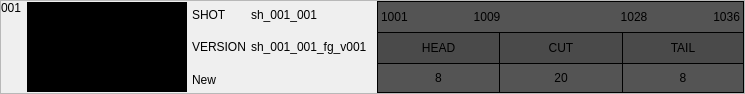
Above: resources/cut_diff_card.ui from shotgunsoftware/tk-multi-importcut before the change. Below: the same form after it.
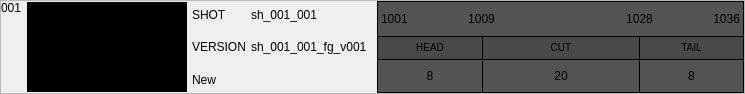
That is the form after the change. Icons and pictures are not drawn.

Commit message:
Redesigned cut diff cards
Closer to Epic design
Cut in and cut out values really centered around media boundaries
head / cut / taill row smaller in height

Diff of the .ui file:
```diff
--- a/resources/cut_diff_card.ui
+++ b/resources/cut_diff_card.ui
@@ -150,7 +150,7 @@
     </layout>
    </item>
    <item>
-    <layout class="QVBoxLayout" name="right_layout" stretch="1,2">
+    <layout class="QVBoxLayout" name="right_layout" stretch="2">
      <property name="spacing">
       <number>0</number>
      </property>
@@ -158,11 +158,113 @@
       <number>0</number>
      </property>
      <item>
-      <layout class="QHBoxLayout" name="horizontalLayout_3">
+      <layout class="QGridLayout" name="gridLayout" rowstretch="3,2,3">
        <property name="spacing">
         <number>0</number>
        </property>
-       <item>
+       <item row="1" column="5" colspan="2">
+        <widget class="QLabel" name="tail_title_label">
+         <property name="styleSheet">
+          <string notr="true">background-color : rgb(74, 74, 74);
+border-top: 1px solid black;
+border-left: 1px solid black;
+border-right: 1px solid black;</string>
+         </property>
+         <property name="frameShape">
+          <enum>QFrame::NoFrame</enum>
+         </property>
+         <property name="text">
+          <string>&lt;small&gt;TAIL&lt;/small&gt;</string>
+         </property>
+         <property name="alignment">
+          <set>Qt::AlignCenter</set>
+         </property>
+        </widget>
+       </item>
+       <item row="1" column="0" colspan="2">
+        <widget class="QLabel" name="head_title_label">
+         <property name="styleSheet">
+          <string notr="true">background-color : rgb(74, 74, 74);
+border-top: 1px solid black;
+border-left: 1px solid black;
+</string>
+         </property>
+         <property name="frameShape">
+          <enum>QFrame::NoFrame</enum>
+         </property>
+         <property name="text">
+          <string>&lt;small&gt;HEAD&lt;/small&gt;</string>
+         </property>
+         <property name="alignment">
+          <set>Qt::AlignCenter</set>
+         </property>
+         <property name="margin">
+          <number>1</number>
+         </property>
+        </widget>
+       </item>
+       <item row="0" column="3">
+        <widget class="QLabel" name="label_4">
+         <property name="styleSheet">
+          <string notr="true">background-color : rgb(84, 84, 84);
+border-top: 1px solid black;
+</string>
+         </property>
+         <property name="text">
+          <string/>
+         </property>
+        </widget>
+       </item>
+       <item row="0" column="4" colspan="2">
+        <widget class="QLabel" name="cut_out_label">
+         <property name="styleSheet">
+          <string notr="true">background-color : rgb(84, 84, 84);
+border-top: 1px solid black;
+</string>
+         </property>
+         <property name="text">
+          <string>1028</string>
+         </property>
+         <property name="alignment">
+          <set>Qt::AlignCenter</set>
+         </property>
+        </widget>
+       </item>
+       <item row="1" column="2" colspan="3">
+        <widget class="QLabel" name="cut_title_label">
+         <property name="styleSheet">
+          <string notr="true">background-color : rgb(74, 74, 74);
+border-top: 1px solid black;
+border-left: 1px solid black;
+</string>
+         </property>
+         <property name="frameShape">
+          <enum>QFrame::NoFrame</enum>
+         </property>
+         <property name="text">
+          <string>&lt;small&gt;CUT&lt;/small&gt;</string>
+         </property>
+         <property name="alignment">
+          <set>Qt::AlignCenter</set>
+         </property>
+        </widget>
+       </item>
+       <item row="0" column="1" colspan="2">
+        <widget class="QLabel" name="cut_in_label">
+         <property name="styleSheet">
+          <string notr="true">background-color : rgb(84, 84, 84);
+border-top: 1px solid black;
+</string>
+         </property>
+         <property name="text">
+          <string>1009</string>
+         </property>
+         <property name="alignment">
+          <set>Qt::AlignCenter</set>
+         </property>
+        </widget>
+       </item>
+       <item row="0" column="0">
         <widget class="QLabel" name="shot_head_in_label">
          <property name="styleSheet">
           <string notr="true">background-color : rgb(84, 84, 84);
@@ -177,58 +279,7 @@
          </property>
         </widget>
        </item>
-       <item>
-        <widget class="QLabel" name="cut_in_label">
-         <property name="styleSheet">
-          <string notr="true">background-color : rgb(84, 84, 84);
-border-top: 1px solid black;
-</string>
-         </property>
-         <property name="text">
-          <string>1009</string>
-         </property>
-         <property name="alignment">
-          <set>Qt::AlignCenter</set>
-         </property>
-        </widget>
-       </item>
-       <item>
-        <widget class="QLabel" name="label_5">
-         <property name="styleSheet">
-          <string notr="true">background-color : rgb(84, 84, 84);
-border-top: 1px solid black;
-</string>
-         </property>
-         <property name="lineWidth">
-          <number>0</number>
-         </property>
-         <property name="text">
-          <string/>
-         </property>
-         <property name="alignment">
-          <set>Qt::AlignCenter</set>
-         </property>
-         <property name="indent">
-          <number>0</number>
-         </property>
-        </widget>
-       </item>
-       <item>
-        <widget class="QLabel" name="cut_out_label">
-         <property name="styleSheet">
-          <string notr="true">background-color : rgb(84, 84, 84);
-border-top: 1px solid black;
-</string>
-         </property>
-         <property name="text">
-          <string>1028</string>
-         </property>
-         <property name="alignment">
-          <set>Qt::AlignCenter</set>
-         </property>
-        </widget>
-       </item>
-       <item>
+       <item row="0" column="6">
         <widget class="QLabel" name="shot_tail_out_label">
          <property name="styleSheet">
           <string notr="true">background-color : rgb(84, 84, 84);
@@ -243,74 +294,7 @@
          </property>
         </widget>
        </item>
-      </layout>
-     </item>
-     <item>
-      <layout class="QGridLayout" name="gridLayout">
-       <property name="spacing">
-        <number>0</number>
-       </property>
-       <item row="0" column="1">
-        <widget class="QLabel" name="cut_title_label">
-         <property name="styleSheet">
-          <string notr="true">background-color : rgb(74, 74, 74);
-border-top: 1px solid black;
-border-left: 1px solid black;
-</string>
-         </property>
-         <property name="frameShape">
-          <enum>QFrame::NoFrame</enum>
-         </property>
-         <property name="text">
-          <string>CUT</string>
-         </property>
-         <property name="alignment">
-          <set>Qt::AlignCenter</set>
-         </property>
-        </widget>
-       </item>
-       <item row="0" column="0">
-        <widget class="QLabel" name="head_title_label">
-         <property name="styleSheet">
-          <string notr="true">background-color : rgb(74, 74, 74);
-border-top: 1px solid black;
-border-left: 1px solid black;
-</string>
-         </property>
-         <property name="frameShape">
-          <enum>QFrame::NoFrame</enum>
-         </property>
-         <property name="text">
-          <string>HEAD</string>
-         </property>
-         <property name="alignment">
-          <set>Qt::AlignCenter</set>
-         </property>
-         <property name="margin">
-          <number>1</number>
-         </property>
-        </widget>
-       </item>
-       <item row="0" column="2">
-        <widget class="QLabel" name="tail_title_label">
-         <property name="styleSheet">
-          <string notr="true">background-color : rgb(74, 74, 74);
-border-top: 1px solid black;
-border-left: 1px solid black;
-border-right: 1px solid black;</string>
-         </property>
-         <property name="frameShape">
-          <enum>QFrame::NoFrame</enum>
-         </property>
-         <property name="text">
-          <string>TAIL</string>
-         </property>
-         <property name="alignment">
-          <set>Qt::AlignCenter</set>
-         </property>
-        </widget>
-       </item>
-       <item row="1" column="0">
+       <item row="2" column="0" colspan="2">
         <widget class="QLabel" name="head_duration_label">
          <property name="styleSheet">
           <string notr="true">background-color : rgb(84, 84, 84);
@@ -330,7 +314,7 @@
          </property>
         </widget>
        </item>
-       <item row="1" column="1">
+       <item row="2" column="2" colspan="3">
         <widget class="QLabel" name="cut_duration_label">
          <property name="styleSheet">
           <string notr="true">background-color : rgb(84, 84, 84);
@@ -350,7 +334,7 @@
          </property>
         </widget>
        </item>
-       <item row="1" column="2">
+       <item row="2" column="5" colspan="2">
         <widget class="QLabel" name="tail_duration_label">
          <property name="styleSheet">
           <string notr="true">background-color : rgb(84, 84, 84);
```
The commit also changes 3 other files.
